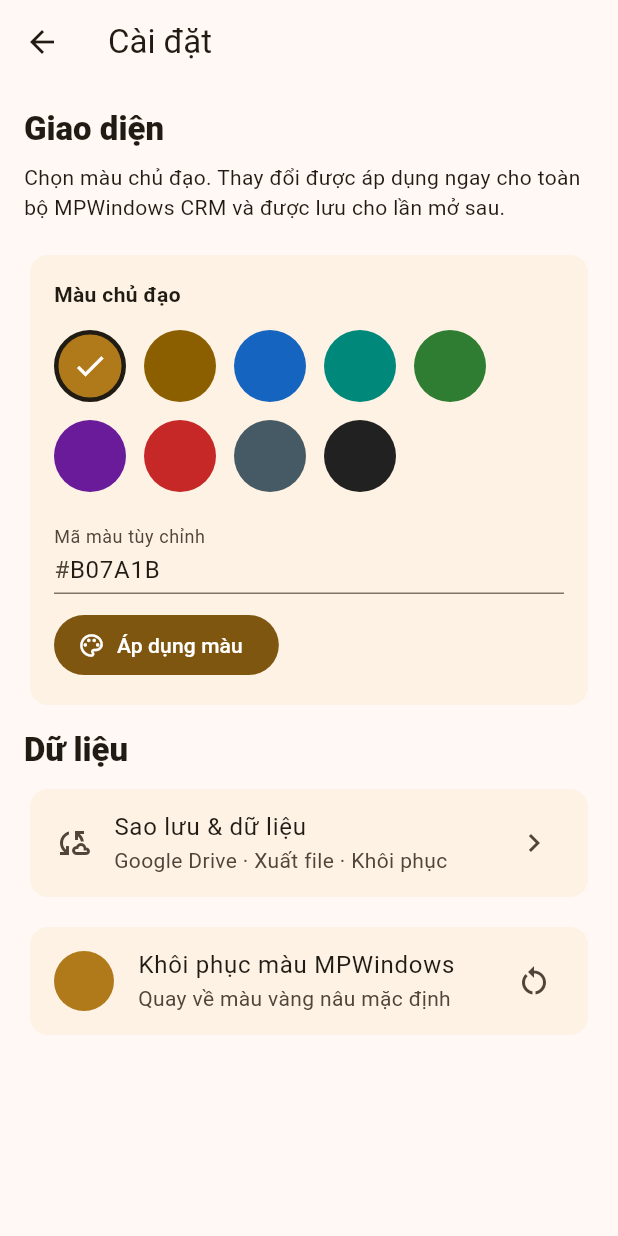
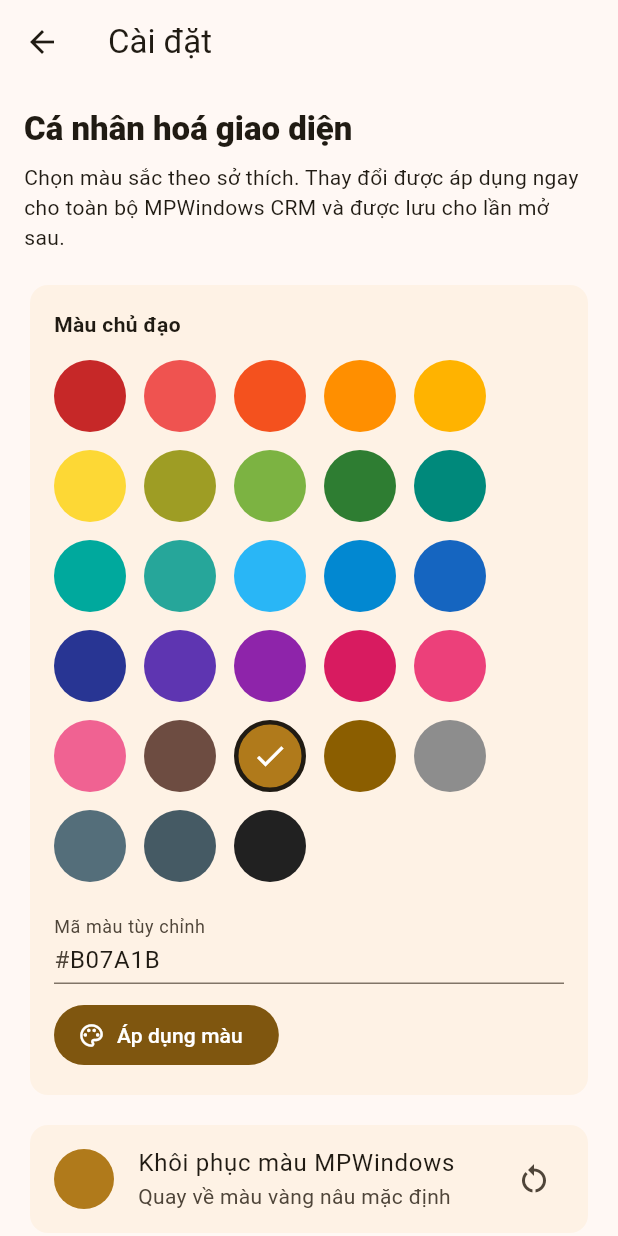
Before and after one commit to HoaGimmy/HelloWorld, a Flutter app: the SettingsScreen screen opened directly, after a tap on "Khôi phục màu MPWindows", on a phone screen of 412 x 824 dp. Run offline on Flutter 3.47's test engine with Material 3 defaults, Android fonts, the phone set to English and light mode, and no system bars; our stand-ins replace file_picker, flutter_svg, google_sign_in, image_picker, share_plus, sqflite; missing offline and left inert: excel, extension_google_sign_in_as_googleapis_auth, googleapis; accounts and stored records are empty.

Commit message:
feat(settings): separate personalization and data with expanded palette

```diff
--- a/lib/screens/settings_screen.dart
+++ b/lib/screens/settings_screen.dart
@@ -14,14 +14,15 @@ class _SettingsScreenState extends State<SettingsScreen> {
   late final TextEditingController _hexController;
 
   static const _colors = <Color>[
-    Color(0xFFB07A1B),
-    Color(0xFF8B5E00),
-    Color(0xFF1565C0),
-    Color(0xFF00897B),
-    Color(0xFF2E7D32),
-    Color(0xFF6A1B9A),
-    Color(0xFFC62828),
-    Color(0xFF455A64),
+    Color(0xFFC62828), Color(0xFFEF5350), Color(0xFFF4511E),
+    Color(0xFFFF8F00), Color(0xFFFFB300), Color(0xFFFDD835),
+    Color(0xFF9E9D24), Color(0xFF7CB342), Color(0xFF2E7D32),
+    Color(0xFF00897B), Color(0xFF00A99D), Color(0xFF26A69A),
+    Color(0xFF29B6F6), Color(0xFF0288D1), Color(0xFF1565C0),
+    Color(0xFF283593), Color(0xFF5E35B1), Color(0xFF8E24AA),
+    Color(0xFFD81B60), Color(0xFFEC407A), Color(0xFFF06292),
+    Color(0xFF6D4C41), Color(0xFFB07A1B), Color(0xFF8B5E00),
+    Color(0xFF8D8D8D), Color(0xFF546E7A), Color(0xFF455A64),
     Color(0xFF212121),
   ];
 
@@ -72,11 +73,11 @@ class _SettingsScreenState extends State<SettingsScreen> {
         padding: const EdgeInsets.all(16),
         children: [
           Text(
-            'Giao diện',
+            'Cá nhân hoá giao diện',
             style: Theme.of(context).textTheme.titleLarge?.copyWith(fontWeight: FontWeight.w800),
           ),
           const SizedBox(height: 8),
-          const Text('Chọn màu chủ đạo. Thay đổi được áp dụng ngay cho toàn bộ MPWindows CRM và được lưu cho lần mở sau.'),
+          const Text('Chọn màu sắc theo sở thích. Thay đổi được áp dụng ngay cho toàn bộ MPWindows CRM và được lưu cho lần mở sau.'),
           const SizedBox(height: 18),
           Card(
             elevation: 0,
@@ -133,6 +134,21 @@ class _SettingsScreenState extends State<SettingsScreen> {
             ),
           ),
           const SizedBox(height: 12),
+          Card(
+            elevation: 0,
+            child: ListTile(
+              leading: CircleAvatar(backgroundColor: selected),
+              title: const Text('Khôi phục màu MPWindows'),
+              subtitle: const Text('Quay về màu vàng nâu mặc định'),
+              trailing: const Icon(Icons.restart_alt),
+              onTap: () async {
+                await ThemeColorController.instance.reset();
+                _hexController.text = _hexOf(ThemeColorController.instance.value);
+                if (mounted) setState(() {});
+              },
+            ),
+          ),
+          const SizedBox(height: 28),
           Text(
             'Dữ liệu',
             style: Theme.of(context).textTheme.titleLarge?.copyWith(fontWeight: FontWeight.w800),
@@ -151,21 +167,7 @@ class _SettingsScreenState extends State<SettingsScreen> {
               ),
             ),
           ),
-          const SizedBox(height: 12),
-          Card(
-            elevation: 0,
-            child: ListTile(
-              leading: CircleAvatar(backgroundColor: selected),
-              title: const Text('Khôi phục màu MPWindows'),
-              subtitle: const Text('Quay về màu vàng nâu mặc định'),
-              trailing: const Icon(Icons.restart_alt),
-              onTap: () async {
-                await ThemeColorController.instance.reset();
-                _hexController.text = _hexOf(ThemeColorController.instance.value);
-                if (mounted) setState(() {});
-              },
-            ),
-          ),
+
         ],
       ),
     );
```
